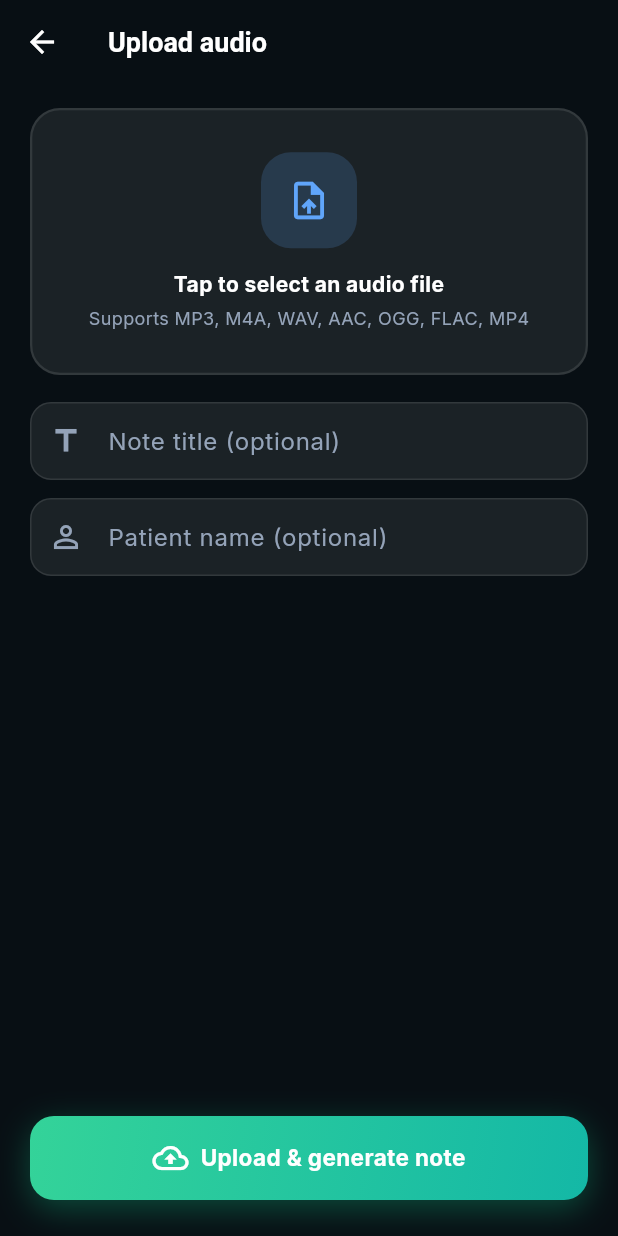
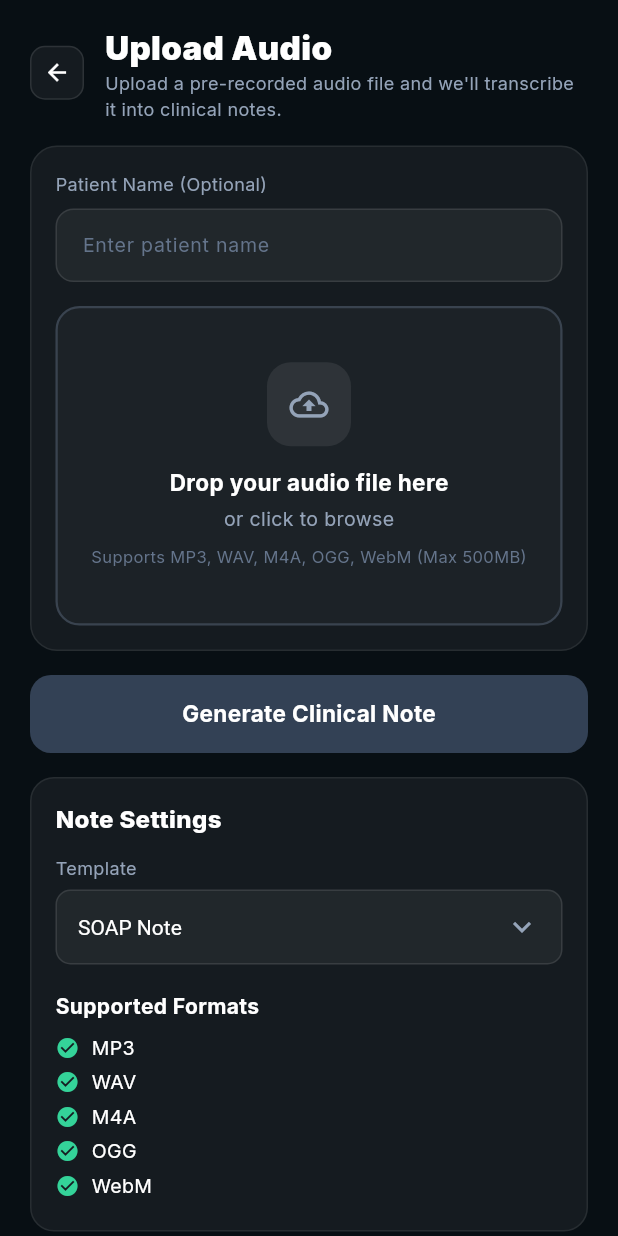
Before and after one commit to sheharyar-shafique/Flutter-Android-Hippa, a Flutter app: the UploadScreen screen opened by its route, on a phone screen of 412 x 824 dp. Run offline on Flutter 3.47's test engine with Material 3 defaults, Android fonts, the phone set to English and light mode, and no system bars; our stand-ins replace dio, file_picker, flutter_riverpod, flutter_secure_storage, go_router, google_fonts and 3 more; missing offline and left inert: record; accounts and stored records are empty.

Commit message:
ui: redesign upload screen to match web screenshots
- Upload Audio header with subtitle
- Patient Name input inside main card
- Drop zone with upload icon, 'Drop your audio file here' text
- Template dropdown in Note Settings card (SOAP, Progress, H&P, etc)
- Supported Formats list with green checkmarks
- Best Practices card with amber border and tips
- Progress indicator with step messages during processing
- Generate Clinical Note emerald button

```diff
--- a/lib/features/upload/upload_screen.dart
+++ b/lib/features/upload/upload_screen.dart
@@ -10,318 +10,173 @@ import '../../core/theme/app_theme.dart';
 
 class UploadScreen extends ConsumerStatefulWidget {
   const UploadScreen({super.key});
-
   @override
   ConsumerState<UploadScreen> createState() => _UploadScreenState();
 }
 
 class _UploadScreenState extends ConsumerState<UploadScreen> {
-  final _titleCtrl = TextEditingController();
   final _patientCtrl = TextEditingController();
   PlatformFile? _file;
   bool _uploading = false;
   double _progress = 0;
   String? _error;
   String _statusMsg = '';
+  String _template = 'soap';
 
   @override
-  void dispose() {
-    _titleCtrl.dispose();
-    _patientCtrl.dispose();
-    super.dispose();
-  }
+  void dispose() { _patientCtrl.dispose(); super.dispose(); }
 
   Future<void> _pickFile() async {
-    final result = await FilePicker.platform.pickFiles(
-      type: FileType.custom,
-      allowedExtensions: ['mp3', 'm4a', 'wav', 'aac', 'ogg', 'flac', 'mp4'],
-      withData: false,
-    );
-    if (result != null && result.files.isNotEmpty) {
-      setState(() {
-        _file = result.files.single;
-        _error = null;
-        if (_titleCtrl.text.trim().isEmpty) {
-          _titleCtrl.text = _file!.name.split('.').first;
-        }
-      });
-    }
-  }
-
-  Future<void> _upload() async {
-    final f = _file;
-    if (f == null || f.path == null) {
-      setState(() => _error = 'Please pick an audio file first.');
-      return;
-    }
-
-    setState(() {
-      _uploading = true;
-      _progress = 0;
-      _error = null;
-      _statusMsg = 'Uploading audio…';
-    });
-
-    try {
-      final audioApi = ref.read(audioApiProvider);
-      final notesApi = ref.read(notesApiProvider);
-
-      // Step 1: Upload
-      final uploadResult = await audioApi.upload(
-        filePath: f.path!,
-        filename: f.name,
-        onProgress: (sent, total) {
-          if (total > 0) {
-            setState(() => _progress = sent / total);
-          }
-        },
-      );
-
-      // Step 2: Transcribe
-      setState(() => _statusMsg = 'Transcribing audio…');
-      final transcription = await audioApi.transcribe(uploadResult.id);
-      final transcriptText = transcription.transcription.trim();
-
-      if (transcriptText.isEmpty) {
-        setState(() {
-          _error = 'No speech detected in the audio file.';
-          _uploading = false;
-        });
-        return;
-      }
-
-      // Step 3: Generate note
-      setState(() => _statusMsg = 'Generating clinical note with AI…');
-      final noteResult = await audioApi.generateNote(
-        transcription: transcriptText,
-        template: 'soap',
-        patientName: _patientCtrl.text.trim().isEmpty ? null : _patientCtrl.text.trim(),
-      );
-
-      // Step 4: Create note in DB
-      setState(() => _statusMsg = 'Saving note…');
-      final createdNote = await notesApi.create(
-        patientName: _patientCtrl.text.trim().isEmpty ? 'Unknown Patient' : _patientCtrl.text.trim(),
-        dateOfService: DateTime.now().toIso8601String().split('T')[0],
-        template: 'soap',
-        content: noteResult.content,
-        transcription: transcriptText,
-      );
-
-      setState(() {
-        _uploading = false;
-        _progress = 1;
-      });
-      if (!mounted) return;
-      context.go('/notes/${createdNote.id}');
-    } on ApiException catch (e) {
-      setState(() {
-        _error = e.message;
-        _uploading = false;
-      });
-    } catch (e) {
-      setState(() {
-        _error = 'Processing failed: $e';
-        _uploading = false;
-      });
-    }
+    final result = await FilePicker.platform.pickFiles(type: FileType.custom, allowedExtensions: ['mp3', 'm4a', 'wav', 'aac', 'ogg', 'flac', 'mp4', 'webm'], withData: false);
+    if (result != null && result.files.isNotEmpty) setState(() { _file = result.files.single; _error = null; });
   }
 
   String _formatBytes(int bytes) {
     if (bytes < 1024) return '$bytes B';
     if (bytes < 1024 * 1024) return '${(bytes / 1024).toStringAsFixed(1)} KB';
-    if (bytes < 1024 * 1024 * 1024) return '${(bytes / 1024 / 1024).toStringAsFixed(1)} MB';
-    return '${(bytes / 1024 / 1024 / 1024).toStringAsFixed(2)} GB';
+    return '${(bytes / 1024 / 1024).toStringAsFixed(1)} MB';
+  }
+
+  Future<void> _upload() async {
+    final f = _file;
+    if (f == null || f.path == null) { setState(() => _error = 'Please pick an audio file first.'); return; }
+    setState(() { _uploading = true; _progress = 0; _error = null; _statusMsg = 'Uploading audio…'; });
+    try {
+      final audioApi = ref.read(audioApiProvider);
+      final notesApi = ref.read(notesApiProvider);
+      final uploadResult = await audioApi.upload(filePath: f.path!, filename: f.name, onProgress: (sent, total) { if (total > 0) setState(() => _progress = sent / total); });
+      setState(() => _statusMsg = 'Transcribing audio…');
+      final transcription = await audioApi.transcribe(uploadResult.id);
+      final transcriptText = transcription.transcription.trim();
+      if (transcriptText.isEmpty) { setState(() { _error = 'No speech detected in the audio file.'; _uploading = false; }); return; }
+      setState(() => _statusMsg = 'Generating clinical note with AI…');
+      final noteResult = await audioApi.generateNote(transcription: transcriptText, template: _template, patientName: _patientCtrl.text.trim().isEmpty ? null : _patientCtrl.text.trim());
+      setState(() => _statusMsg = 'Saving note…');
+      final createdNote = await notesApi.create(patientName: _patientCtrl.text.trim().isEmpty ? 'Unknown Patient' : _patientCtrl.text.trim(), dateOfService: DateTime.now().toIso8601String().split('T')[0], template: _template, content: noteResult.content, transcription: transcriptText);
+      setState(() { _uploading = false; _progress = 1; });
+      if (!mounted) return;
+      context.push('/notes/${createdNote.id}');
+    } on ApiException catch (e) {
+      setState(() { _error = e.message; _uploading = false; });
+    } catch (e) {
+      setState(() { _error = 'Processing failed: $e'; _uploading = false; });
+    }
   }
 
   @override
   Widget build(BuildContext context) {
     return Scaffold(
       backgroundColor: AppColors.bgPrimary,
-      appBar: AppBar(
-        title: const Text('Upload audio'),
-        leading: IconButton(
-          icon: const Icon(Icons.arrow_back),
-          onPressed: () => context.canPop() ? context.pop() : context.go('/dashboard'),
+      body: SafeArea(child: ListView(padding: const EdgeInsets.fromLTRB(20, 16, 20, 32), children: [
+        // Header
+        Row(children: [
+          GestureDetector(onTap: () => context.canPop() ? context.pop() : context.go('/dashboard'),
+            child: Container(width: 36, height: 36, decoration: BoxDecoration(color: const Color(0x0DFFFFFF), borderRadius: BorderRadius.circular(10), border: Border.all(color: const Color(0x1AFFFFFF))),
+              child: const Icon(Icons.arrow_back, color: Colors.white, size: 18))),
+          const SizedBox(width: 14),
+          const Expanded(child: Column(crossAxisAlignment: CrossAxisAlignment.start, children: [
+            Text('Upload Audio', style: TextStyle(color: Colors.white, fontSize: 22, fontWeight: FontWeight.w900)),
+            Text("Upload a pre-recorded audio file and we'll transcribe it into clinical notes.", style: TextStyle(color: AppColors.slate400, fontSize: 12)),
+          ])),
+        ]),
+        if (_error != null) ...[
+          const SizedBox(height: 12),
+          Container(padding: const EdgeInsets.all(12), decoration: BoxDecoration(color: AppColors.danger.withValues(alpha: 0.12), border: Border.all(color: AppColors.danger.withValues(alpha: 0.4)), borderRadius: BorderRadius.circular(12)),
+            child: Row(children: [const Icon(Icons.error_outline, color: AppColors.danger, size: 18), const SizedBox(width: 8), Expanded(child: Text(_error!, style: const TextStyle(color: Colors.white, fontSize: 12)))])),
+        ],
+        const SizedBox(height: 16),
+
+        // Main card: patient name + drop zone
+        Container(
+          padding: const EdgeInsets.all(16),
+          decoration: BoxDecoration(color: const Color(0x0DFFFFFF), borderRadius: BorderRadius.circular(18), border: Border.all(color: const Color(0x14FFFFFF))),
+          child: Column(crossAxisAlignment: CrossAxisAlignment.start, children: [
+            const Text('Patient Name (Optional)', style: TextStyle(color: AppColors.slate400, fontSize: 12)),
+            const SizedBox(height: 8),
+            TextField(controller: _patientCtrl, enabled: !_uploading, style: const TextStyle(color: Colors.white, fontSize: 14),
+              decoration: InputDecoration(hintText: 'Enter patient name', hintStyle: const TextStyle(color: AppColors.slate500, fontSize: 13), filled: true, fillColor: const Color(0x0DFFFFFF), contentPadding: const EdgeInsets.symmetric(horizontal: 14, vertical: 14),
+                border: OutlineInputBorder(borderRadius: BorderRadius.circular(12), borderSide: const BorderSide(color: Color(0x1AFFFFFF))),
+                enabledBorder: OutlineInputBorder(borderRadius: BorderRadius.circular(12), borderSide: const BorderSide(color: Color(0x1AFFFFFF))),
+                focusedBorder: OutlineInputBorder(borderRadius: BorderRadius.circular(12), borderSide: BorderSide(color: AppColors.emerald400.withValues(alpha: 0.5))))),
+            const SizedBox(height: 16),
+            // Drop zone
+            GestureDetector(
+              onTap: _uploading ? null : _pickFile,
+              child: Container(
+                width: double.infinity,
+                padding: const EdgeInsets.symmetric(vertical: 36),
+                decoration: BoxDecoration(borderRadius: BorderRadius.circular(16),
+                  border: Border.all(color: _file != null ? AppColors.emerald400.withValues(alpha: 0.5) : AppColors.slate500.withValues(alpha: 0.4), width: 1.5, style: BorderStyle.solid),
+                  color: const Color(0x08FFFFFF)),
+                child: Column(children: [
+                  Container(width: 56, height: 56, decoration: BoxDecoration(color: const Color(0x14FFFFFF), borderRadius: BorderRadius.circular(16)),
+                    child: Icon(_file != null ? Icons.audio_file : Icons.cloud_upload_outlined, color: _file != null ? AppColors.emerald400 : AppColors.slate400, size: 26)),
+                  const SizedBox(height: 14),
+                  Text(_file != null ? _file!.name : 'Drop your audio file here', style: TextStyle(color: _file != null ? AppColors.emerald400 : Colors.white, fontSize: 15, fontWeight: FontWeight.w700)),
+                  const SizedBox(height: 4),
+                  Text(_file != null ? _formatBytes(_file!.size) : 'or click to browse', style: const TextStyle(color: AppColors.slate400, fontSize: 13)),
+                  const SizedBox(height: 8),
+                  Text(_file != null ? 'Tap to change file' : 'Supports MP3, WAV, M4A, OGG, WebM (Max 500MB)', style: const TextStyle(color: AppColors.slate500, fontSize: 11)),
+                ]),
+              ),
+            ),
+          ]),
         ),
-      ),
-      body: SafeArea(
-        child: Padding(
-          padding: const EdgeInsets.fromLTRB(20, 16, 20, 24),
-          child: Column(
-            crossAxisAlignment: CrossAxisAlignment.stretch,
-            children: [
-              if (_error != null)
-                Container(
-                  width: double.infinity,
-                  padding: const EdgeInsets.all(14),
-                  margin: const EdgeInsets.only(bottom: 14),
-                  decoration: BoxDecoration(
-                    color: AppColors.danger.withValues(alpha: 0.12),
-                    border: Border.all(color: AppColors.danger.withValues(alpha: 0.4)),
-                    borderRadius: BorderRadius.circular(12),
-                  ),
-                  child: Row(
-                    children: [
-                      const Icon(Icons.error_outline, color: AppColors.danger),
-                      const SizedBox(width: 10),
-                      Expanded(child: Text(_error!, style: const TextStyle(color: Colors.white, fontSize: 13))),
-                    ],
-                  ),
-                ),
-              _DropZone(file: _file, onTap: _uploading ? null : _pickFile, formatBytes: _formatBytes),
-              const SizedBox(height: 18),
-              TextField(
-                controller: _titleCtrl,
-                enabled: !_uploading,
-                textInputAction: TextInputAction.next,
-                decoration: const InputDecoration(
-                  labelText: 'Note title (optional)',
-                  prefixIcon: Icon(Icons.title, color: AppColors.slate400),
-                ),
-              ),
-              const SizedBox(height: 12),
-              TextField(
-                controller: _patientCtrl,
-                enabled: !_uploading,
-                textInputAction: TextInputAction.done,
-                decoration: const InputDecoration(
-                  labelText: 'Patient name (optional)',
-                  prefixIcon: Icon(Icons.person_outline, color: AppColors.slate400),
-                ),
-              ),
-              const Spacer(),
-              if (_uploading) ...[
-                ClipRRect(
-                  borderRadius: BorderRadius.circular(8),
-                  child: LinearProgressIndicator(
-                    value: _progress,
-                    minHeight: 8,
-                    backgroundColor: AppColors.cardBg,
-                    valueColor: const AlwaysStoppedAnimation(AppColors.emerald400),
-                  ),
-                ),
-                const SizedBox(height: 10),
-                Text(
-                  'Uploading… ${(_progress * 100).clamp(0, 100).toInt()}%',
-                  textAlign: TextAlign.center,
-                  style: const TextStyle(color: AppColors.slate400),
-                ),
-                const SizedBox(height: 16),
-              ] else
-                SizedBox(
-                  height: 56,
-                  child: DecoratedBox(
-                    decoration: BoxDecoration(
-                      gradient: kEmeraldGradient,
-                      borderRadius: BorderRadius.circular(16),
-                      boxShadow: [
-                        BoxShadow(
-                          color: AppColors.emerald500.withValues(alpha: 0.35),
-                          blurRadius: 18,
-                          offset: const Offset(0, 6),
-                        ),
-                      ],
-                    ),
-                    child: Material(
-                      color: Colors.transparent,
-                      child: InkWell(
-                        onTap: _file == null ? null : _upload,
-                        borderRadius: BorderRadius.circular(16),
-                        child: const Center(
-                          child: Row(
-                            mainAxisAlignment: MainAxisAlignment.center,
-                            children: [
-                              Icon(Icons.cloud_upload_outlined, color: Colors.white),
-                              SizedBox(width: 8),
-                              Text('Upload & generate note',
-                                  style: TextStyle(color: Colors.white, fontSize: 15, fontWeight: FontWeight.w700)),
-                            ],
-                          ),
-                        ),
-                      ),
-                    ),
-                  ),
-                ),
-            ],
-          ),
+        const SizedBox(height: 16),
+
+        // Progress
+        if (_uploading) ...[
+          Container(padding: const EdgeInsets.all(16), decoration: BoxDecoration(color: const Color(0x0DFFFFFF), borderRadius: BorderRadius.circular(14), border: Border.all(color: const Color(0x14FFFFFF))),
+            child: Column(children: [
+              ClipRRect(borderRadius: BorderRadius.circular(8), child: LinearProgressIndicator(value: _progress, minHeight: 6, backgroundColor: AppColors.slate700, valueColor: const AlwaysStoppedAnimation(AppColors.emerald400))),
+              const SizedBox(height: 8),
+              Text(_statusMsg, style: const TextStyle(color: AppColors.slate400, fontSize: 13)),
+            ])),
+          const SizedBox(height: 16),
+        ],
+
+        // Generate button
+        GestureDetector(
+          onTap: _uploading || _file == null ? null : _upload,
+          child: Container(height: 52, decoration: BoxDecoration(
+            gradient: _file != null && !_uploading ? kEmeraldGradient : null,
+            color: _file == null || _uploading ? AppColors.slate700 : null,
+            borderRadius: BorderRadius.circular(14),
+            boxShadow: _file != null && !_uploading ? [BoxShadow(color: AppColors.emerald500.withValues(alpha: 0.35), blurRadius: 18, offset: const Offset(0, 6))] : null),
+            child: Center(child: _uploading
+              ? const SizedBox(width: 22, height: 22, child: CircularProgressIndicator(strokeWidth: 2.4, color: Colors.white))
+              : const Text('Generate Clinical Note', style: TextStyle(color: Colors.white, fontSize: 15, fontWeight: FontWeight.w700)))),
         ),
-      ),
+        const SizedBox(height: 16),
+
+        // Note Settings card
+        Container(padding: const EdgeInsets.all(16), decoration: BoxDecoration(color: const Color(0x0DFFFFFF), borderRadius: BorderRadius.circular(16), border: Border.all(color: const Color(0x14FFFFFF))),
+          child: Column(crossAxisAlignment: CrossAxisAlignment.start, children: [
+            const Text('Note Settings', style: TextStyle(color: Colors.white, fontSize: 16, fontWeight: FontWeight.w800)),
+            const SizedBox(height: 12),
+            const Text('Template', style: TextStyle(color: AppColors.slate400, fontSize: 12)),
+            const SizedBox(height: 6),
+            Container(padding: const EdgeInsets.symmetric(horizontal: 14), decoration: BoxDecoration(color: const Color(0x0DFFFFFF), borderRadius: BorderRadius.circular(10), border: Border.all(color: const Color(0x1AFFFFFF))),
+              child: DropdownButton<String>(value: _template, isExpanded: true, underline: const SizedBox(), dropdownColor: AppColors.slate800, icon: const Icon(Icons.keyboard_arrow_down, color: AppColors.slate400), style: const TextStyle(color: Colors.white, fontSize: 14),
+                items: const [DropdownMenuItem(value: 'soap', child: Text('SOAP Note')), DropdownMenuItem(value: 'progress', child: Text('Progress Note')), DropdownMenuItem(value: 'h_and_p', child: Text('H&P Note')), DropdownMenuItem(value: 'psychiatric', child: Text('Psychiatric Eval'))],
+                onChanged: (v) { if (v != null) setState(() => _template = v); })),
+            const SizedBox(height: 18),
+            const Text('Supported Formats', style: TextStyle(color: Colors.white, fontSize: 14, fontWeight: FontWeight.w700)),
+            const SizedBox(height: 8),
+            ...['MP3', 'WAV', 'M4A', 'OGG', 'WebM'].map((f) => Padding(padding: const EdgeInsets.only(bottom: 4),
+              child: Row(children: [const Icon(Icons.check_circle, color: AppColors.emerald400, size: 16), const SizedBox(width: 8), Text(f, style: const TextStyle(color: Colors.white, fontSize: 13))]))),
+          ])),
+        const SizedBox(height: 14),
+
+        // Best Practices card
+        Container(padding: const EdgeInsets.all(16), decoration: BoxDecoration(borderRadius: BorderRadius.circular(16), border: Border.all(color: const Color(0xFFF59E0B).withValues(alpha: 0.3)), color: const Color(0xFFF59E0B).withValues(alpha: 0.06)),
+          child: Column(crossAxisAlignment: CrossAxisAlignment.start, children: [
+            const Row(children: [Icon(Icons.info_outline, color: Color(0xFFF59E0B), size: 18), SizedBox(width: 8), Text('Best Practices', style: TextStyle(color: Colors.white, fontSize: 15, fontWeight: FontWeight.w800))]),
+            const SizedBox(height: 10),
+            ...['Ensure audio is clear and audible', 'Avoid excessive background noise', 'Longer files may take more time', 'Files are deleted after processing'].map((t) =>
+              Padding(padding: const EdgeInsets.only(bottom: 4), child: Text('• $t', style: const TextStyle(color: AppColors.slate400, fontSize: 12.5, height: 1.4)))),
+          ])),
+      ])),
     );
   }
 }
-
-class _DropZone extends StatelessWidget {
-  final PlatformFile? file;
-  final VoidCallback? onTap;
-  final String Function(int) formatBytes;
-
-  const _DropZone({required this.file, required this.onTap, required this.formatBytes});
-
-  @override
-  Widget build(BuildContext context) {
-    final picked = file != null;
-    return Material(
-      color: AppColors.cardBg,
-      borderRadius: BorderRadius.circular(20),
-      child: InkWell(
-        onTap: onTap,
-        borderRadius: BorderRadius.circular(20),
-        child: Container(
-          width: double.infinity,
-          padding: const EdgeInsets.all(28),
-          decoration: BoxDecoration(
-            borderRadius: BorderRadius.circular(20),
-            border: Border.all(
-              color: picked
-                  ? AppColors.emerald400.withValues(alpha: 0.5)
-                  : AppColors.cardBorder,
-              width: 1.5,
-              style: picked ? BorderStyle.solid : BorderStyle.solid,
-            ),
-          ),
-          child: Column(
-            children: [
-              Container(
-                width: 64,
-                height: 64,
-                decoration: BoxDecoration(
-                  color: AppColors.info.withValues(alpha: 0.18),
-                  borderRadius: BorderRadius.circular(20),
-                ),
-                child: Icon(
-                  picked ? Icons.audio_file : Icons.upload_file,
-                  size: 30,
-                  color: AppColors.info,
-                ),
-              ),
-              const SizedBox(height: 14),
-              Text(
-                picked ? file!.name : 'Tap to select an audio file',
-                textAlign: TextAlign.center,
-                maxLines: 2,
-                overflow: TextOverflow.ellipsis,
-                style: const TextStyle(color: Colors.white, fontWeight: FontWeight.w700, fontSize: 14),
-              ),
-              const SizedBox(height: 4),
-              Text(
-                picked
-                    ? formatBytes(file!.size)
-                    : 'Supports MP3, M4A, WAV, AAC, OGG, FLAC, MP4',
-                style: const TextStyle(color: AppColors.slate400, fontSize: 12),
-              ),
-              if (picked) ...[
-                const SizedBox(height: 10),
-                TextButton.icon(
-                  onPressed: onTap,
-                  icon: const Icon(Icons.swap_horiz, size: 16),
-                  label: const Text('Change file'),
-                ),
-              ],
-            ],
-          ),
-        ),
-      ),
-    );
-  }
-}
```
